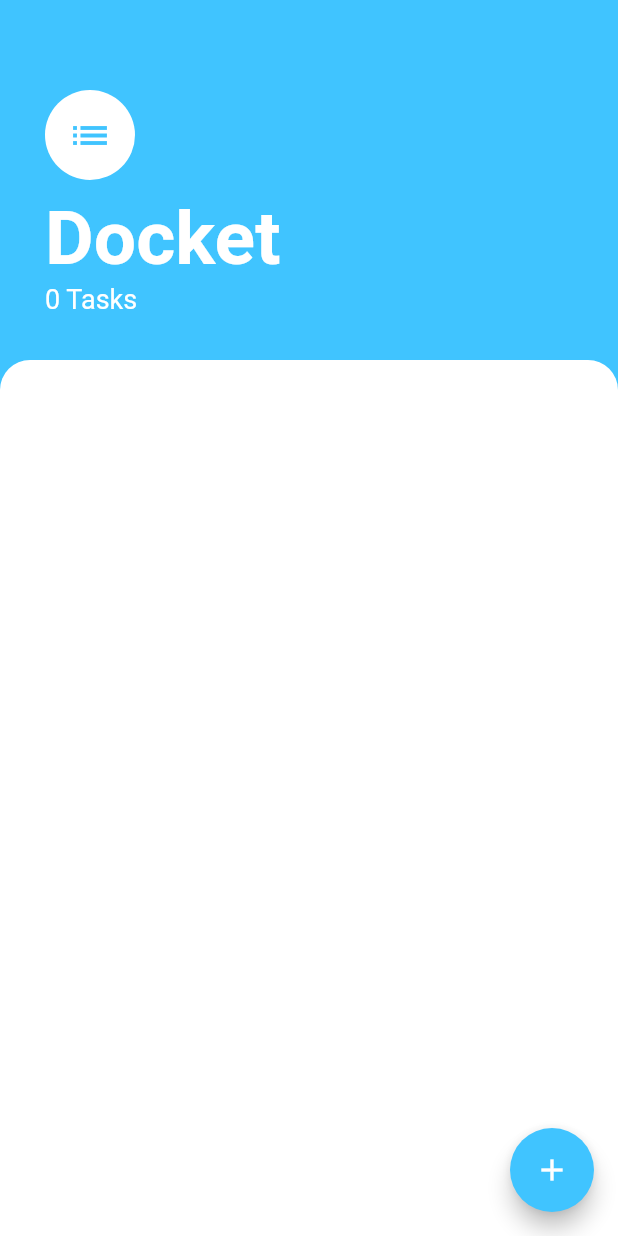
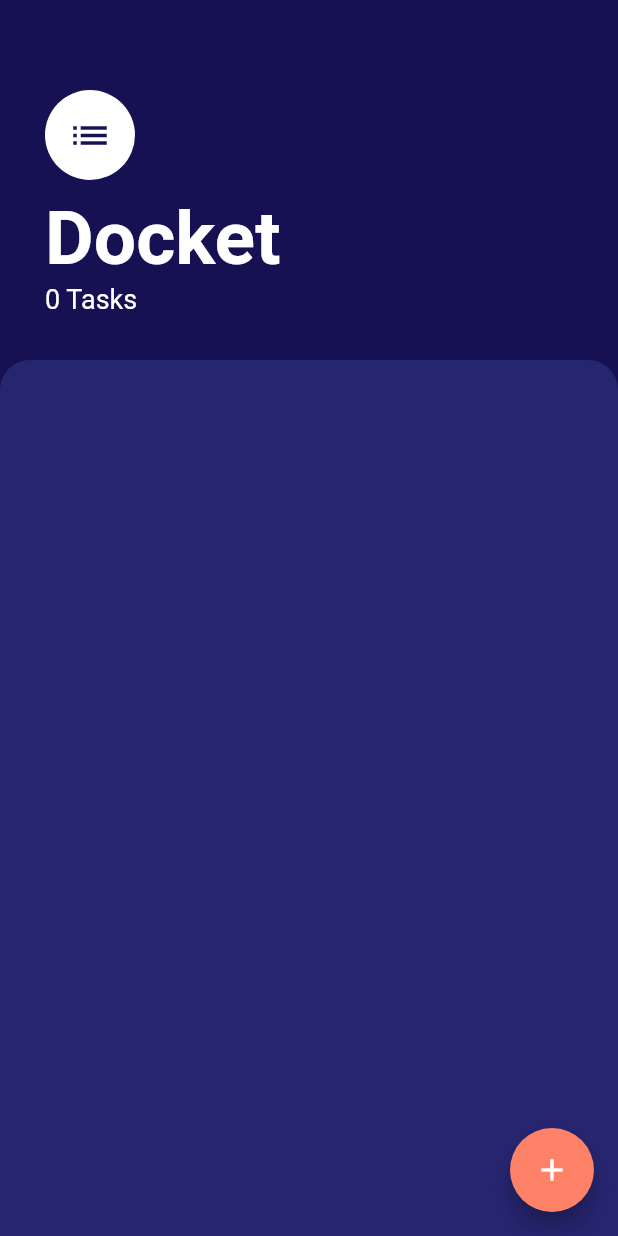
Before and after one commit to Procoder16/Docket, a Flutter app: the screen it shows after launch, on a phone screen of 412 x 824 dp. Run offline on Flutter 3.47's test engine with Material 2 defaults, Android fonts, the phone set to English and light mode, and no system bars.

Commit message:
editing the theme of the app

```diff
--- a/lib/screens/tasks_screen.dart
+++ b/lib/screens/tasks_screen.dart
@@ -10,7 +10,7 @@ class TasksScreens extends StatelessWidget {
   Widget build(BuildContext context) {
     return Scaffold(
       floatingActionButton: FloatingActionButton(
-        backgroundColor: Colors.lightBlueAccent,
+        backgroundColor: Color(0xFFFE8268),
         child: Icon(
           Icons.add,
         ),
@@ -21,7 +21,7 @@ class TasksScreens extends StatelessWidget {
           );
         },
       ),
-      backgroundColor: Colors.lightBlueAccent,
+      backgroundColor: Color(0xFF151153),
       body: Column(
         crossAxisAlignment: CrossAxisAlignment.start,
         children: [
@@ -37,7 +37,7 @@ class TasksScreens extends StatelessWidget {
                   child: Icon(
                     Icons.list,
                     size: 30.0,
-                    color: Colors.lightBlueAccent,
+                    color: Color(0xFF151153),
                   ),
                 ),
                 SizedBox(
@@ -62,7 +62,7 @@ class TasksScreens extends StatelessWidget {
               padding: EdgeInsets.symmetric(horizontal: 20.0),
               child: TasksList(),
               decoration: BoxDecoration(
-                color: Colors.white,
+                color: Color(0xFF262570),
                 borderRadius: BorderRadius.only(
                   topLeft: Radius.circular(20.0),
                   topRight: Radius.circular(20.0),
```
Also changed, not shown: lib/screens/add_listTile_screen.dart (+4 -4 lines).
